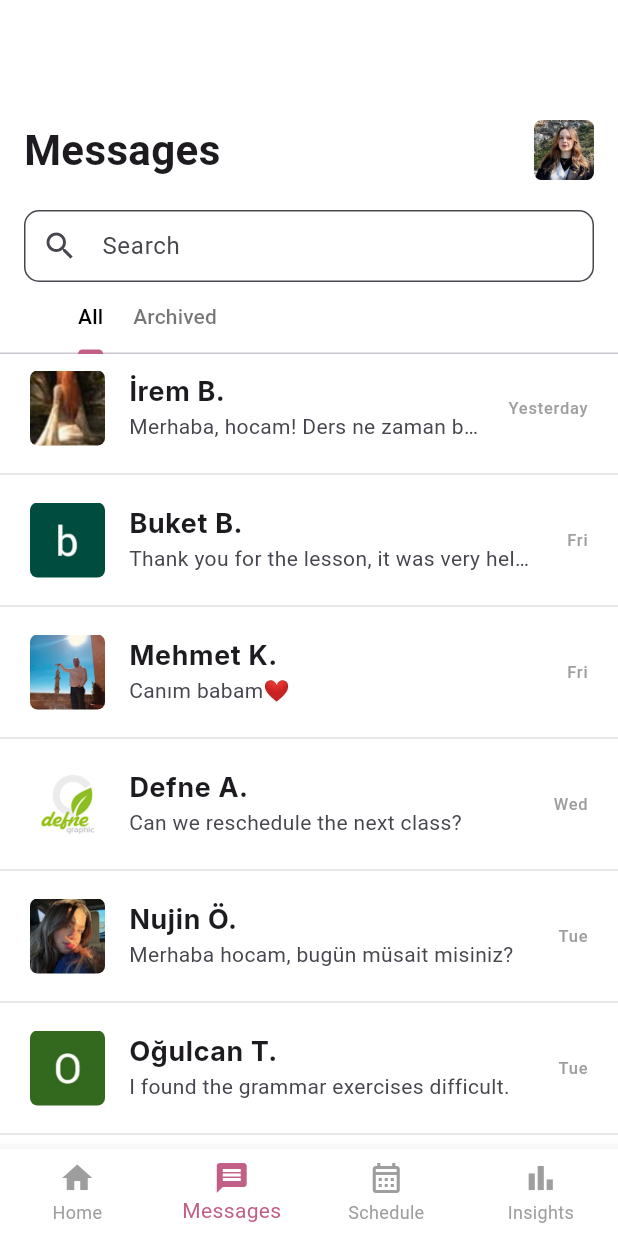
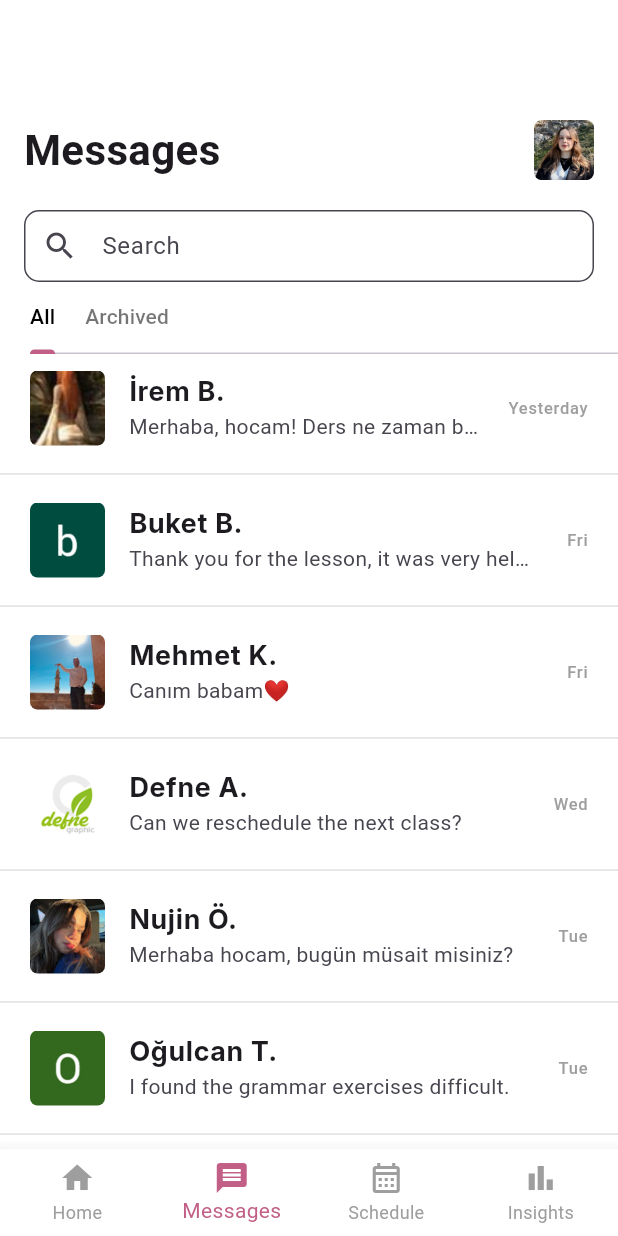
Before and after one commit to DevBeyzaK/preply2-main, a Flutter app: the Home screen opened directly, item 2 of the bottom bar chosen, on a phone screen of 412 x 824 dp. Run offline on Flutter 3.47's test engine with Material 3 defaults, Android fonts, the phone set to English and light mode, and no system bars.

Commit message:
tabbara padding ve alignment verildi

```diff
--- a/lib/messages.dart
+++ b/lib/messages.dart
@@ -60,7 +60,10 @@ class _MessagesState extends State<Messages> {
               ),
             ),
           ),
-          TabBar(
+          Padding(
+            padding: const EdgeInsets.only(left: 20),
+            child: TabBar(
+              tabAlignment: TabAlignment.start,
               labelPadding: const EdgeInsets.only(left: 0, right: 20),
               isScrollable: true,
               labelColor: Colors.black,
@@ -70,6 +73,7 @@ class _MessagesState extends State<Messages> {
                 Tab(text: 'All'),
                 Tab(text: 'Archived'),
               ],
+            ),
           ),
           Flexible(
             fit: FlexFit.tight,
```
Lines whose indentation alone changed are shown as unchanged.
